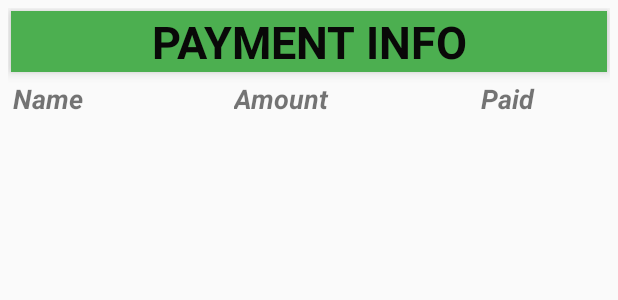
After one commit to Rakeshreddytheegala/mess_management, an Android app: the layout activity_non_subs_pay.xml on its own in the app's theme, with its tools: preview values and no code run, on a phone screen of 412 x 824 dp. The commit adds this screen. Shown: the top 300 px of the screen. Run offline under Robolectric (Android 15) with nearby library versions, the phone set to English and light mode, and no system bars.

Commit message:
Non_subscriber payment by mqtt complete

```diff
--- /dev/null
+++ b/app/src/main/res/layout/activity_non_subs_pay.xml
@@ -0,0 +1,63 @@
+<?xml version="1.0" encoding="utf-8"?>
+<LinearLayout xmlns:android="http://schemas.android.com/apk/res/android"
+    xmlns:app="http://schemas.android.com/apk/res-auto"
+    xmlns:tools="http://schemas.android.com/tools"
+    android:layout_width="match_parent"
+    android:layout_height="match_parent"
+    android:layout_margin="5dp"
+    android:orientation="vertical"
+    tools:context=".non_subs_pay">
+
+    <TextView
+        android:id="@+id/header"
+        android:layout_width="match_parent"
+        android:layout_height="wrap_content"
+        android:layout_margin="2dp"
+        android:background="#4CAF50"
+        android:elevation="5dp"
+        android:selectAllOnFocus="false"
+        android:text="Payment Info"
+        android:textAlignment="center"
+        android:textAllCaps="true"
+        android:textColor="#090808"
+        android:textSize="30sp"
+        android:textStyle="bold"
+        tools:text="Payment Info" />
+
+    <TableLayout
+        android:id="@+id/table"
+        android:layout_width="match_parent"
+        android:layout_height="match_parent">
+
+        <TableRow
+            android:layout_width="match_parent"
+            android:layout_height="match_parent"
+            android:stretchColumns="1">
+
+            <TextView
+                android:id="@+id/col_name"
+                android:layout_weight="2"
+                android:padding="3dip"
+                android:text="Name"
+                android:textSize="18sp"
+                android:textStyle="bold|italic" />
+
+            <TextView
+                android:id="@+id/col_amount"
+                android:layout_weight="2"
+                android:padding="3dip"
+                android:text="Amount"
+                android:textSize="18sp"
+                android:textStyle="bold|italic" />
+-
+            <TextView
+                android:id="@+id/paid"
+                android:padding="3dip"
+                android:layout_weight="1"
+                android:text="Paid"
+                android:textSize="18sp"
+                android:textStyle="bold|italic" />
+        </TableRow>
+    </TableLayout>
+
+</LinearLayout>
```
Also changed, not shown: app/src/main/AndroidManifest.xml (+6 -3 lines), app/src/main/java/com/example/mess_management/MainActivity.java (+13 -2 lines), app/src/main/java/com/example/mess_management/messActivity.java (added, +14 -0 lines), app/src/main/java/com/example/mess_management/non_subs_pay.java (added, +239 -0 lines), app/src/main/res/layout/activity_mess.xml (added, +9 -0 lines).
